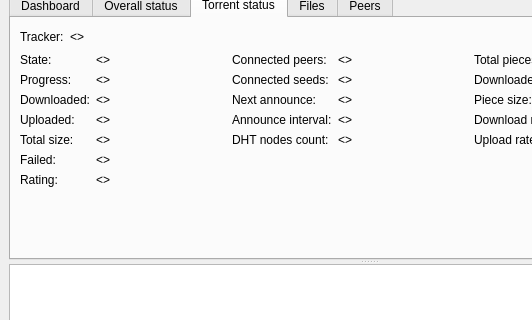
Above: src/plugins/torrent/mainwindow.ui from 0xd34df00d/leechcraft before the change; both pictures show x 0 to 532 and y 207 to 527 of the 738 by 640 pixel window. Below: the same form after it.
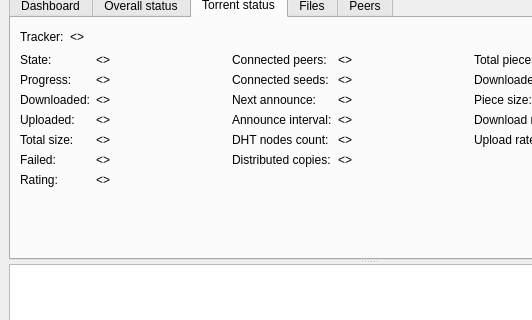
That is the form after the change. The open tabs and pages were chosen to show the change. Icons and pictures are not drawn. Custom widgets are drawn as their Qt base class.

Commit message: + BitTorrent: FS#65: Show amount of distributed copies.

```diff
--- a/src/plugins/torrent/mainwindow.ui
+++ b/src/plugins/torrent/mainwindow.ui
@@ -792,7 +792,7 @@
                </property>
               </widget>
              </item>
-             <item row="5" column="0" >
+             <item row="6" column="0" >
               <spacer>
                <property name="orientation" >
                 <enum>Qt::Vertical</enum>
@@ -805,6 +805,20 @@
                </property>
               </spacer>
              </item>
+             <item row="5" column="0" >
+              <widget class="QLabel" name="label_40" >
+               <property name="text" >
+                <string>Distributed copies:</string>
+               </property>
+              </widget>
+             </item>
+             <item row="5" column="1" >
+              <widget class="QLabel" name="LabelDistributedCopies_" >
+               <property name="text" >
+                <string>&lt;></string>
+               </property>
+              </widget>
+             </item>
             </layout>
            </item>
            <item>
```
Left out of the diff: 2 changed lines with no effect on the pictures. The commit also changes 5 other files.
